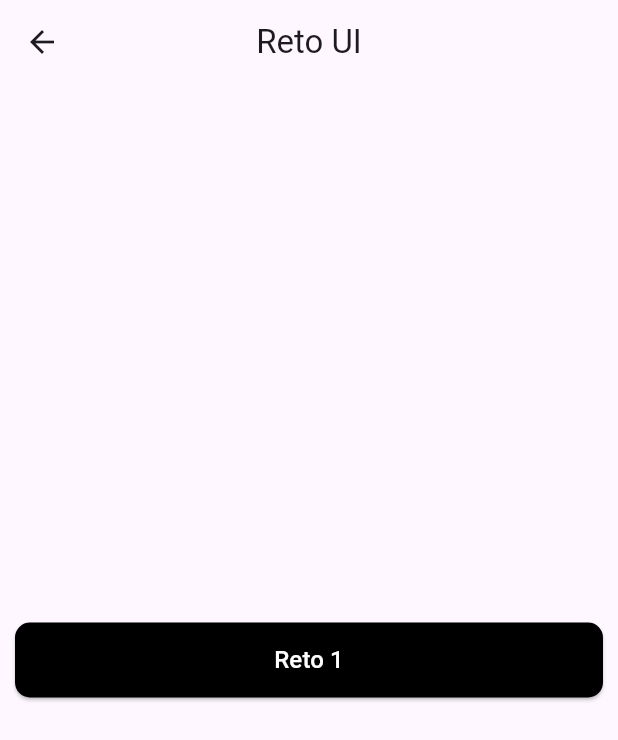
After one commit to jkcraftdom/flutter-tareas, a Flutter app: the Home7Page screen opened directly, after a tap on "Reto", on a phone screen of 412 x 824 dp. The commit adds this screen. Shown: the top 740 px of the screen. Run offline on Flutter 3.47's test engine with Material 2 defaults, Android fonts, the phone set to English and light mode, and no system bars; our stand-ins replace google_fonts.

Commit message:
reto ui 1

```diff
--- /dev/null
+++ b/clases/lib/sesion7/screen/home7page.dart
@@ -0,0 +1,32 @@
+import 'package:app_sesion4/sesion7/screen/retouipage.dart';
+import 'package:flutter/material.dart';
+import 'package:flutter/src/widgets/container.dart';
+import 'package:flutter/src/widgets/framework.dart';
+
+import '../../widgetsdemo.dart';
+
+class Home7Page extends StatelessWidget {
+  const Home7Page({super.key});
+
+  @override
+  Widget build(BuildContext context) {
+    return Scaffold(
+      appBar: AppBar(title: Text('Sesion 7'), centerTitle: true, elevation: 0),
+      body: Padding(
+          padding: const EdgeInsets.all(10.0),
+          child: Column(
+              mainAxisAlignment: MainAxisAlignment.spaceAround,
+              children: [
+                ButtonWidget(text: 'Clase', onPressed: () {}),
+                ButtonWidget(
+                    text: 'Reto',
+                    onPressed: () {
+                      Navigator.push(
+                          context,
+                          MaterialPageRoute(
+                              builder: (context) => const RetoUIPage()));
+                    }),
+              ])),
+    );
+  }
+}
--- /dev/null
+++ b/clases/lib/sesion7/screen/retouipage.dart
@@ -0,0 +1,28 @@
+import 'package:app_sesion4/sesion7/screen/retoui/reto1.dart';
+import 'package:app_sesion4/widgetsdemo.dart';
+import 'package:flutter/material.dart';
+
+class RetoUIPage extends StatelessWidget {
+  const RetoUIPage({super.key});
+
+  @override
+  Widget build(BuildContext context) {
+    return Scaffold(
+      appBar: AppBar(title: Text('Reto UI'), centerTitle: true, elevation: 0),
+      body: Padding(
+          padding: const EdgeInsets.all(10.0),
+          child: Column(
+              mainAxisAlignment: MainAxisAlignment.spaceAround,
+              children: [
+                ButtonWidget(
+                    text: 'Reto 1',
+                    onPressed: () {
+                      Navigator.push(
+                          context,
+                          MaterialPageRoute(
+                              builder: (context) => const RetoUI1()));
+                    }),
+              ])),
+    );
+  }
+}
```
Also changed, not shown: clases/lib/menu.dart (+8 -0 lines), clases/lib/sesion7/screen/retoui/reto1.dart (added, +100 -0 lines).
